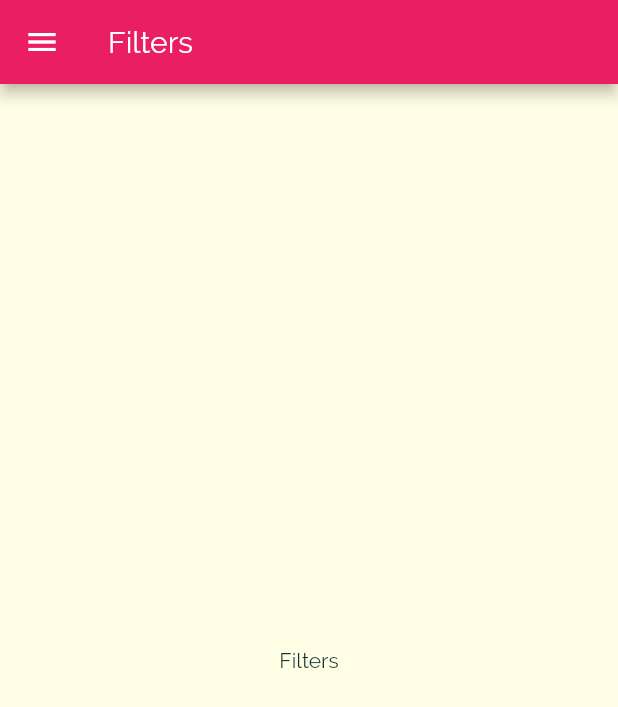
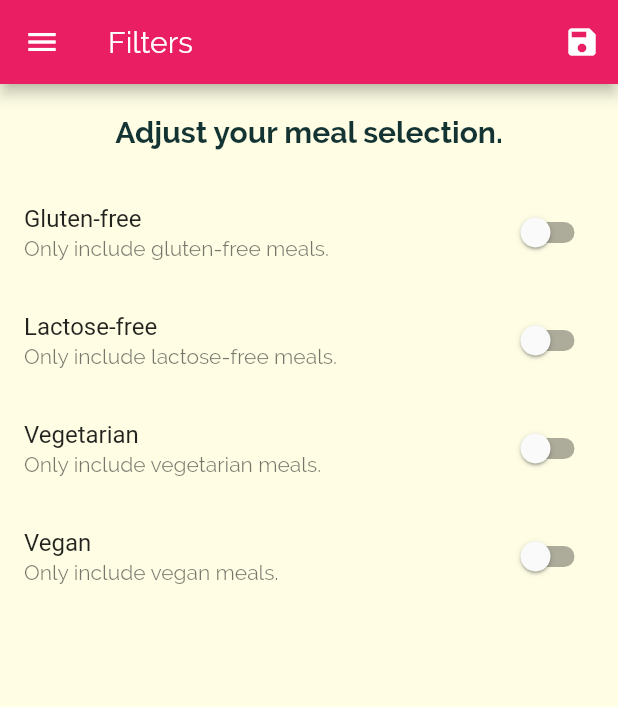
Before and after one commit to seanconnollydev/flutter_meals, a Flutter app: the FiltersScreen screen opened by its route, on a phone screen of 412 x 824 dp. Shown: the top 707 px of the screen. Run offline on Flutter 3.47's test engine with Material 2 defaults, Android fonts, the phone set to English and light mode, and no system bars.

Commit message:
Final solution

```diff
--- a/lib/main.dart
+++ b/lib/main.dart
@@ -1,16 +1,78 @@
 import 'package:flutter/material.dart';
+import 'package:flutter_meals/dummy_data.dart';
 import 'package:flutter_meals/screens/categories_screen.dart';
 import 'package:flutter_meals/screens/category_meals_screen.dart';
 import 'package:flutter_meals/screens/filters_screen.dart';
 import 'package:flutter_meals/screens/meal_detail_screen.dart';
 import 'package:flutter_meals/screens/tabs_screen.dart';
 
+import 'models/meal.dart';
+
 void main() {
   runApp(MyApp());
 }
 
-class MyApp extends StatelessWidget {
+class MyApp extends StatefulWidget {
   // This widget is the root of your application.
+  @override
+  _MyAppState createState() => _MyAppState();
+}
+
+class _MyAppState extends State<MyApp> {
+  Map<String, bool> _filters = {
+    'gluten': false,
+    'lactose': false,
+    'vegetarian': false,
+    'vegan': false,
+  };
+
+  List<Meal> _availableMeals = DUMMY_MEALS;
+  List<Meal> _favoriteMeals = [];
+
+  void _setFilters(Map<String, bool> filterData) {
+    setState(() {
+      _filters = filterData;
+
+      _availableMeals = DUMMY_MEALS.where((meal) {
+        if (_filters['gluten'] && !meal.isGlutenFree) {
+          return false;
+        }
+        if (_filters['lactose'] && !meal.isLactoseFree) {
+          return false;
+        }
+        if (_filters['vegetarian'] && !meal.isVegetarian) {
+          return false;
+        }
+        if (_filters['vegan'] && !meal.isVegan) {
+          return false;
+        }
+
+        return true;
+      }).toList();
+    });
+  }
+
+  void _toggleFavorite(String mealId) {
+    final existingIndex =
+        _favoriteMeals.indexWhere((element) => element.id == mealId);
+
+    if (existingIndex >= 0) {
+      setState(() {
+        _favoriteMeals.removeAt(existingIndex);
+      });
+    } else {
+      setState(() {
+        _favoriteMeals.add(
+          DUMMY_MEALS.firstWhere((element) => element.id == mealId),
+        );
+      });
+    }
+  }
+
+  bool _isMealFavorite(String id) {
+    return _favoriteMeals.any((element) => element.id == id);
+  }
+
   @override
   Widget build(BuildContext context) {
     return MaterialApp(
@@ -31,10 +93,12 @@ class MyApp extends StatelessWidget {
             ),
       ),
       routes: {
-        '/': (ctx) => TabsScreen(),
-        CategoryMealsScreen.routeName: (ctx) => CategoryMealsScreen(),
-        MealDetailScreen.routeName: (ctx) => MealDetailScreen(),
-        FiltersScreen.routeName: (ctx) => FiltersScreen(),
+        '/': (ctx) => TabsScreen(_favoriteMeals),
+        CategoryMealsScreen.routeName: (ctx) =>
+            CategoryMealsScreen(_availableMeals),
+        MealDetailScreen.routeName: (ctx) =>
+            MealDetailScreen(_toggleFavorite, _isMealFavorite),
+        FiltersScreen.routeName: (ctx) => FiltersScreen(_filters, _setFilters),
       },
       // onGenerateRoute: (settings) {
       //   print(settings.arguments);
--- a/lib/screens/filters_screen.dart
+++ b/lib/screens/filters_screen.dart
@@ -1,16 +1,121 @@
 import 'package:flutter/material.dart';
 import 'package:flutter_meals/widgets/main_drawer.dart';
 
-class FiltersScreen extends StatelessWidget {
+class FiltersScreen extends StatefulWidget {
   static const routeName = '/filters';
+
+  final Map<String, bool> currentFilters;
+  final Function saveFilters;
+
+  FiltersScreen(this.currentFilters, this.saveFilters);
+
+  @override
+  _FiltersScreenState createState() => _FiltersScreenState();
+}
+
+class _FiltersScreenState extends State<FiltersScreen> {
+  bool _glutenFree = false;
+  bool _vegetarian = false;
+  bool _vegan = false;
+  bool _lactoseFree = false;
+
+  @override
+  initState() {
+    super.initState();
+
+    _glutenFree = widget.currentFilters['gluten'];
+    _lactoseFree = widget.currentFilters['lactose'];
+    _vegetarian = widget.currentFilters['vegetarian'];
+    _vegan = widget.currentFilters['vegan'];
+  }
+
+  Widget _buildSwitchListTile(
+    String title,
+    String description,
+    bool currentValue,
+    Function updateValue,
+  ) {
+    return SwitchListTile(
+      title: Text(title),
+      value: currentValue,
+      subtitle: Text(description),
+      onChanged: updateValue,
+    );
+  }
 
   @override
   Widget build(BuildContext context) {
     return Scaffold(
-      appBar: AppBar(title: Text('Filters')),
+      appBar: AppBar(
+        title: Text('Filters'),
+        actions: [
+          IconButton(
+              icon: Icon(Icons.save),
+              onPressed: () {
+                final selectedFilters = {
+                  'gluten': _glutenFree,
+                  'lactose': _lactoseFree,
+                  'vegetarian': _vegetarian,
+                  'vegan': _vegan,
+                };
+                widget.saveFilters(selectedFilters);
+              })
+        ],
+      ),
       drawer: MainDrawer(),
-      body: Center(
-        child: Text('Filters'),
+      body: Column(
+        children: [
+          Container(
+            padding: EdgeInsets.all(20),
+            child: Text('Adjust your meal selection.',
+                style: Theme.of(context).textTheme.headline6),
+          ),
+          Expanded(
+              child: ListView(
+            children: [
+              _buildSwitchListTile(
+                'Gluten-free',
+                'Only include gluten-free meals.',
+                _glutenFree,
+                (newValue) {
+                  setState(() {
+                    _glutenFree = newValue;
+                  });
+                },
+              ),
+              _buildSwitchListTile(
+                'Lactose-free',
+                'Only include lactose-free meals.',
+                _lactoseFree,
+                (newValue) {
+                  setState(() {
+                    _lactoseFree = newValue;
+                  });
+                },
+              ),
+              _buildSwitchListTile(
+                'Vegetarian',
+                'Only include vegetarian meals.',
+                _vegetarian,
+                (newValue) {
+                  setState(() {
+                    _vegetarian = newValue;
+                  });
+                },
+              ),
+              _buildSwitchListTile(
+                'Vegan',
+                'Only include vegan meals.',
+                _vegan,
+                (newValue) {
+                  setState(() {
+                    _vegan = newValue;
+                  });
+                },
+              ),
+            ],
+          ))
+        ],
       ),
     );
   }
```
Also changed, not shown: lib/screens/category_meals_screen.dart (+3 -6 lines), lib/screens/favorites_screen.dart (+25 -1 lines), lib/screens/meal_detail_screen.dart (+7 -2 lines), lib/screens/tabs_screen.dart (+16 -5 lines), lib/widgets/meal_item.dart (+3 -5 lines).
